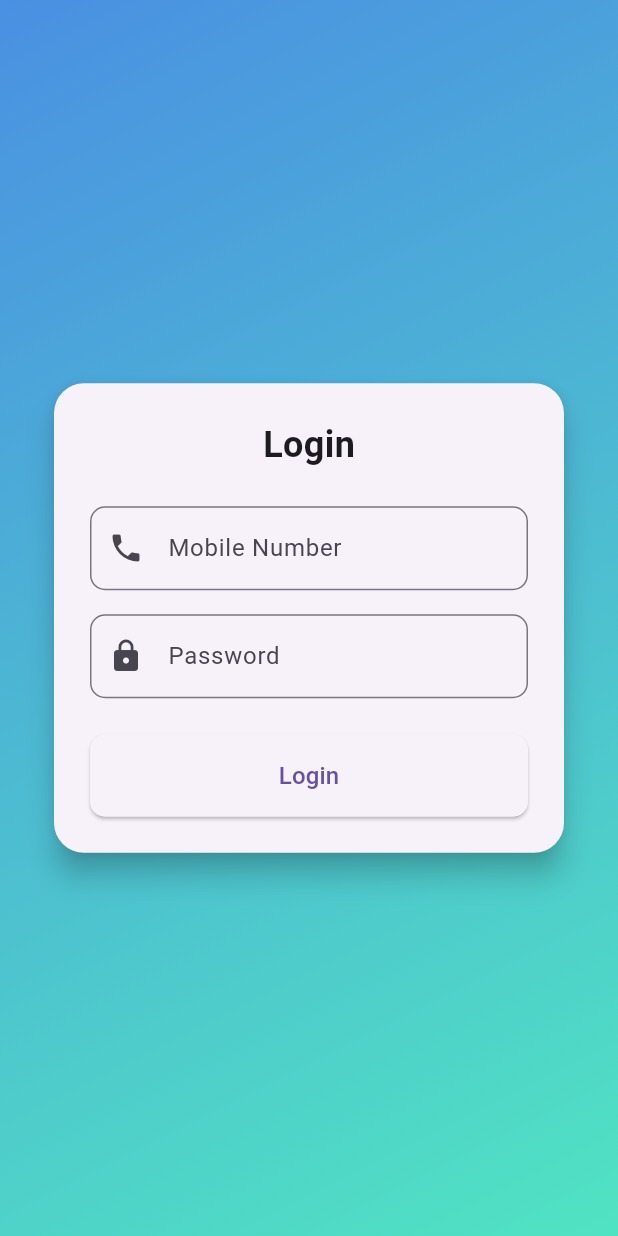
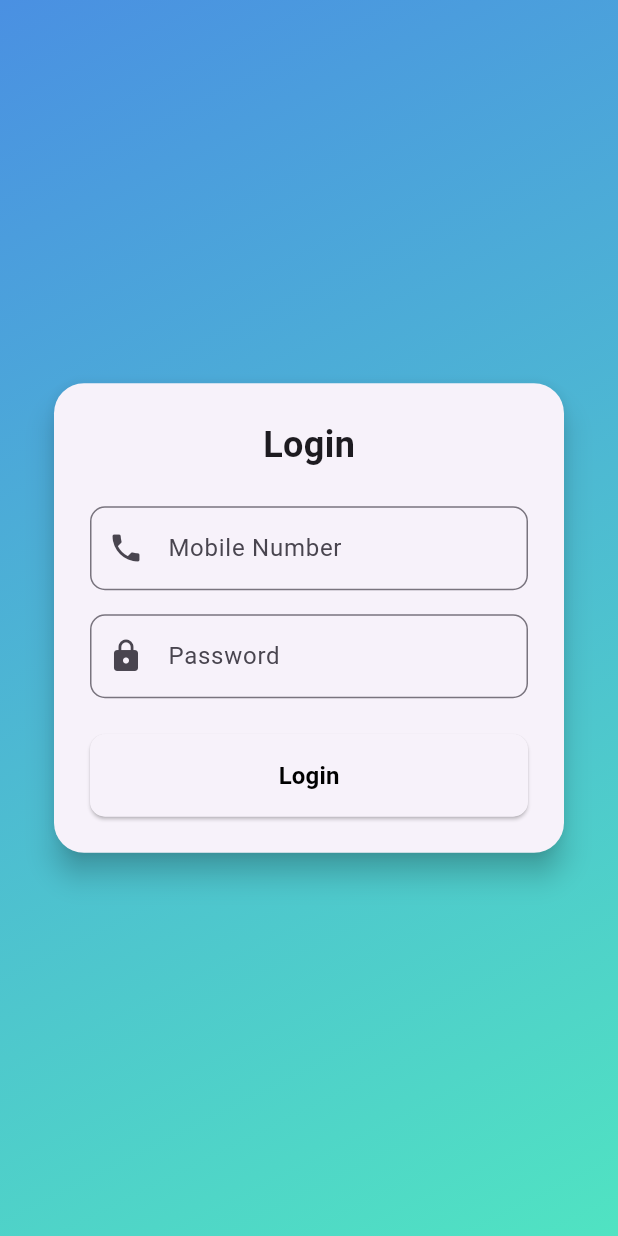
Before and after one commit to Shikharsingh783/company-assignment, a Flutter app: the LoginPage screen opened directly, on a phone screen of 412 x 824 dp. Run offline on Flutter 3.47's test engine with Material 3 defaults, Android fonts, the phone set to English and light mode, and no system bars; our stand-ins replace cloud_firestore, firebase_core; accounts and stored records are empty.

Commit message:
ui finished

```diff
--- a/lib/main.dart
+++ b/lib/main.dart
@@ -1,5 +1,5 @@
 import 'package:assignment/firebase_options.dart';
-import 'package:assignment/screens/product_screen.dart';
+import 'package:assignment/screens/login_screen.dart';
 import 'package:firebase_core/firebase_core.dart';
 import 'package:flutter/material.dart';
 
@@ -16,7 +16,7 @@ class MyApp extends StatelessWidget {
   Widget build(BuildContext context) {
     return MaterialApp(
       debugShowCheckedModeBanner: false,
-      home: ProductScreen(),
+      home: LoginPage(),
     );
   }
 }
--- a/lib/screens/login_screen.dart
+++ b/lib/screens/login_screen.dart
@@ -54,7 +54,10 @@ class _LoginPageState extends State<LoginPage> {
       body: Container(
         decoration: const BoxDecoration(
           gradient: LinearGradient(
-            colors: [Color(0xFF4A90E2), Color(0xFF50E3C2)],
+            colors: [
+              Color(0xFF4A90E2),
+              Color(0xFF50E3C2),
+            ],
             begin: Alignment.topLeft,
             end: Alignment.bottomRight,
           ),
@@ -123,7 +126,10 @@ class _LoginPageState extends State<LoginPage> {
                               ),
                               child: const Text(
                                 'Login',
-                                style: TextStyle(fontSize: 16),
+                                style: TextStyle(
+                                    fontSize: 16,
+                                    color: Colors.black,
+                                    fontWeight: FontWeight.bold),
                               ),
                             ),
                           ),
```
Also changed, not shown: lib/screens/product_screen.dart (+10 -2 lines).
